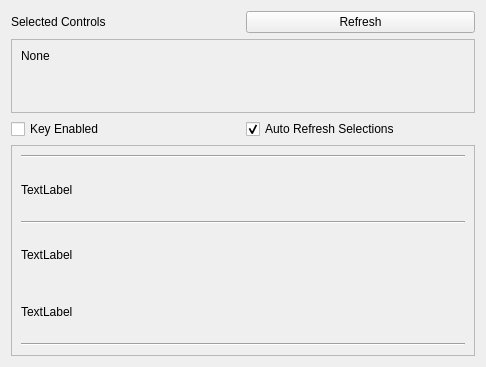
ill/ILLMayaSpaceSwitcher, file ILLMayaSpaceSwitcherManager.ui: the form before one commit.
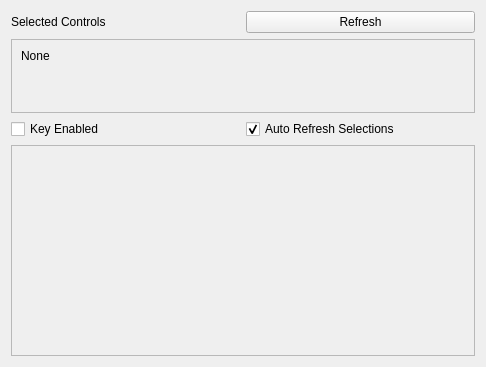
The form after the commit.

Commit message: Fixed scrollable area expanding.

```diff
--- a/ILLMayaSpaceSwitcherManager.ui
+++ b/ILLMayaSpaceSwitcherManager.ui
@@ -121,53 +121,16 @@
         <x>0</x>
         <y>0</y>
         <width>472</width>
-        <height>220</height>
+        <height>16</height>
        </rect>
       </property>
-      <layout class="QVBoxLayout" name="verticalLayout_3">
-       <item>
-        <widget class="Line" name="line">
-         <property name="orientation">
-          <enum>Qt::Orientation::Horizontal</enum>
-         </property>
-        </widget>
-       </item>
-       <item>
-        <widget class="QLabel" name="label_3">
-         <property name="text">
-          <string>TextLabel</string>
-         </property>
-        </widget>
-       </item>
-       <item>
-        <widget class="Line" name="line_2">
-         <property name="orientation">
-          <enum>Qt::Orientation::Horizontal</enum>
-         </property>
-        </widget>
-       </item>
-       <item>
-        <widget class="QLabel" name="label_2">
-         <property name="text">
-          <string>TextLabel</string>
-         </property>
-        </widget>
-       </item>
-       <item>
-        <widget class="QLabel" name="label">
-         <property name="text">
-          <string>TextLabel</string>
-         </property>
-        </widget>
-       </item>
-       <item>
-        <widget class="Line" name="line_3">
-         <property name="orientation">
-          <enum>Qt::Orientation::Horizontal</enum>
-         </property>
-        </widget>
-       </item>
-      </layout>
+      <property name="sizePolicy">
+       <sizepolicy hsizetype="Preferred" vsizetype="Maximum">
+        <horstretch>0</horstretch>
+        <verstretch>0</verstretch>
+       </sizepolicy>
+      </property>
+      <layout class="QVBoxLayout" name="verticalLayout_3"/>
      </widget>
     </widget>
    </item>
```
